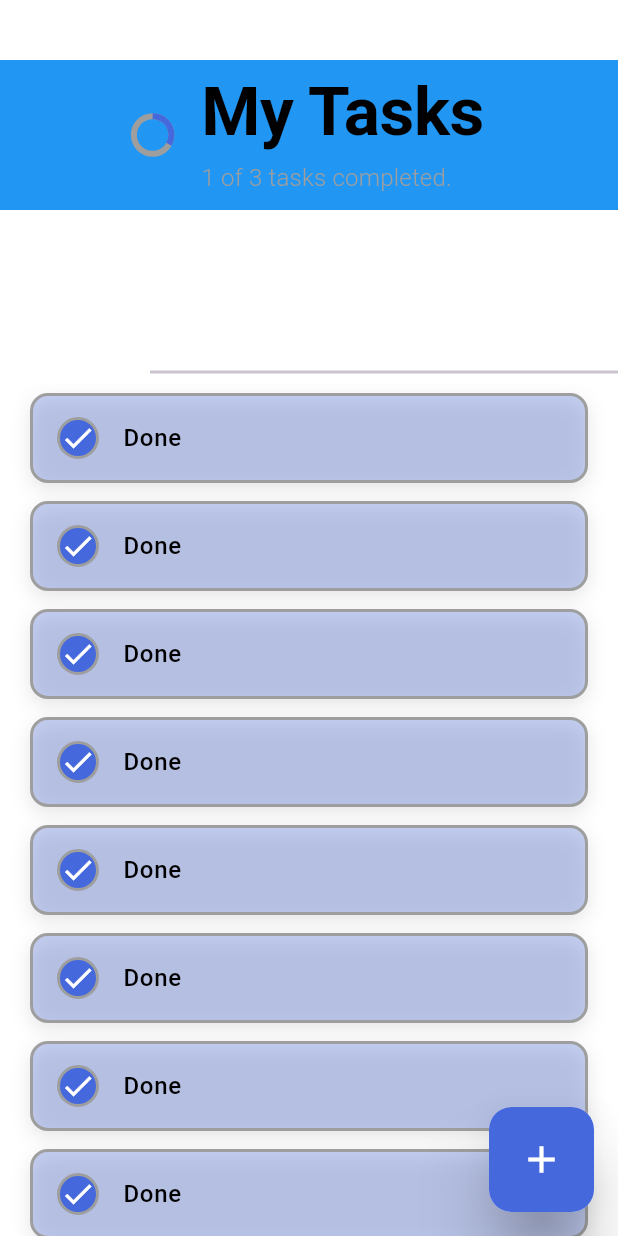
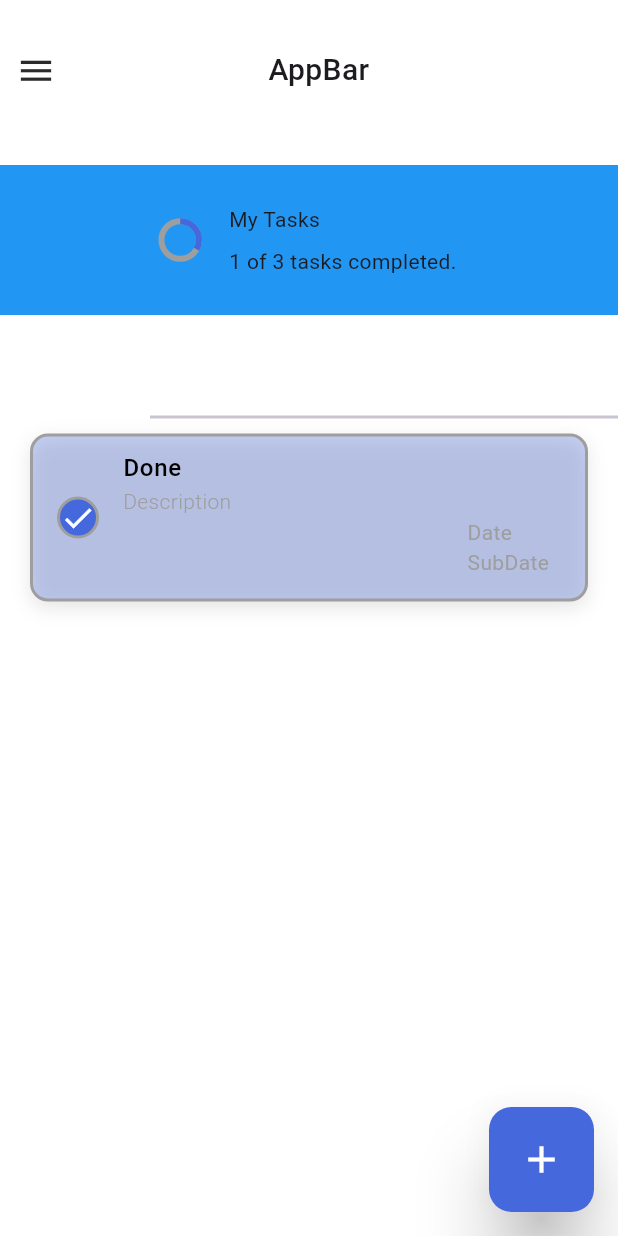
Before and after one commit to akashverma55/Flutter_ToDoApp, a Flutter app: the screen it shows after launch, on a phone screen of 412 x 824 dp. Run offline on Flutter 3.47's test engine with Material 3 defaults, Android fonts, the phone set to English and light mode, and no system bars; drawn by our look-alikes of flutter_slider_drawer; our stand-ins replace animate_do, lottie.

Commit message:
Added Animation

```diff
--- /dev/null
+++ b/lib/Utils/constants.dart
@@ -0,0 +1 @@
+String lottieURL = "assets/lotties/Lego.json";
--- a/lib/Views/Home/home_view.dart
+++ b/lib/Views/Home/home_view.dart
@@ -1,9 +1,11 @@
-import 'package:flutter/rendering.dart';
+import 'package:flutter_slider_drawer/flutter_slider_drawer.dart';
+import 'package:lottie/lottie.dart';
 import 'package:todolist/Utils/color.dart';
-import '../../extensions/space_exs.dart';
-import 'widget/fab.dart';
+import 'Components/fab.dart';
 import 'package:flutter/material.dart';
 import '../../Utils/string.dart';
+import 'Widget/task_widget.dart';
+import 'package:animate_do/animate_do.dart';
 
 class HomeView extends StatefulWidget {
   const HomeView({super.key});
@@ -13,14 +15,30 @@ class HomeView extends StatefulWidget {
 }
 
 class _HomeViewState extends State<HomeView> {
+  final List<int> testing = [1];
   @override
   Widget build(BuildContext context) {
-    TextTheme textTheme = Theme.of(context).textTheme;
     return Scaffold(
       backgroundColor: Colors.white,
 
       floatingActionButton: Fab(),
-      body: SizedBox(
+      body: SliderDrawer(
+        ////Drawer
+        slider: Container(
+          color: Colors.teal,
+        ),
+
+
+        ////Main Body
+        child: _buildHomeBody(TextTheme())
+      )
+    );
+  }
+
+
+  //// Build Home Body
+  Widget _buildHomeBody(TextTheme textTheme){
+    return SizedBox(
         width: double.infinity,
         height: double.infinity,
         child: Column(
@@ -69,7 +87,7 @@ class _HomeViewState extends State<HomeView> {
 
             //Divider
             const Padding(
-              padding: EdgeInsets.only(top: 100.0),
+              padding: EdgeInsets.only(top: 60.0),
               child: Divider(thickness: 2, indent: 100),
             ),
 
@@ -78,55 +96,74 @@ class _HomeViewState extends State<HomeView> {
               child: SizedBox(
                 width: double.infinity,
                 height: 745,
-                child: ListView.builder(
-                  itemCount: 20,
+
+
+                //// If Task list is not Empty then show this widget
+                child: testing.isNotEmpty
+                    ? ListView.builder(
+                        itemCount: testing.length,
                         scrollDirection: Axis.vertical,
                         itemBuilder: (context, index) {
-                    return AnimatedContainer(
-                      margin: EdgeInsets.symmetric(horizontal: 20, vertical: 6),
-                      duration: const Duration(milliseconds: 600),
-                      decoration: BoxDecoration(
-                        color: AppColors.primaryColor.withOpacity(0.3),
-                        borderRadius: BorderRadius.circular(12),
-                        border: Border.all(color: Colors.grey,width: 2),
-                        boxShadow: [
-                          BoxShadow(
-                            color: Colors.black.withOpacity(0.1),
-                            blurRadius: 10,
-                            offset: const Offset(0,4)
-                          )
+                          return Dismissible(
+                            direction: DismissDirection.horizontal,
+                            onDismissed: (_) {
+                              ///Task will be deleted from Database
+                              setState(() {
+                                testing.removeAt(index);
+                              });
+                            },
+                            background: const Row(
+                              mainAxisAlignment: MainAxisAlignment.center,
+                              children: [
+                                Icon(
+                                  Icons.delete_forever_outlined,
+                                  color: Colors.red,
+                                  size: 30,
+                                ),
+                                SizedBox(width: 10),
+                                Text(
+                                  AppStrings.deletedTask,
+                                  style: TextStyle(color: Colors.red),
+                                ),
                               ],
                             ),
-                      child: ListTile(
-                        leading: GestureDetector(
-                          child: AnimatedContainer(
-                            duration: Duration(milliseconds: 600),
-                            decoration: BoxDecoration(
-                              color: AppColors.primaryColor,
-                              shape: BoxShape.circle,
-                              border: Border.all(color: Colors.grey, width: 2)
+                            key: Key(index.toString()),
+                            child: const TaskWidget(),
+                          );
+                        },
+                      )
+
+                    //// Tasklist is empty then show this widget
+                    : Column(
+                        mainAxisAlignment: MainAxisAlignment.center,
+                        children: [
+
+
+                          //// Lottie Animation
+                          FadeIn(
+                            child: SizedBox(
+                              height: 200,
+                              width: 200,
+                              child: Lottie.asset(
+                                "assets/lotties/Lego.json",
+                                animate: testing.isNotEmpty ? false : true,
                               ),
-                            child: Icon(Icons.check,color: Colors.white),
                             ),
                           ),
 
-                        ////Task Name
-                        title: const Text(
-                          "Done", style: TextStyle(
-                            color: Colors.black, fontWeight: FontWeight.w500,
-                            // decoration: TextDecoration.lineThrough
+
+                          //// Done All Tasks Message
+                          FadeInUp(
+                            child: const Text(
+                              AppStrings.doneAllTask
+                            )
                           ),
-                        ),
-
-                      ),
-                    );
-                  },
+                        ],
                       ),
               ),
             ),
           ],
         ),
-      ),
       );
   }
 }
--- /dev/null
+++ b/lib/Views/Home/widget/task_widget.dart
@@ -0,0 +1,101 @@
+import 'package:flutter/material.dart';
+import '../../../Utils/color.dart';
+
+class TaskWidget extends StatefulWidget {
+  const TaskWidget({super.key});
+
+  @override
+  State<TaskWidget> createState() => _TaskWidgetState();
+}
+
+class _TaskWidgetState extends State<TaskWidget> {
+  @override
+  Widget build(BuildContext context) {
+    return GestureDetector(
+      onTap: () {},
+      child: AnimatedContainer(
+        margin: EdgeInsets.symmetric(horizontal: 20, vertical: 3),
+        duration: const Duration(milliseconds: 600),
+        decoration: BoxDecoration(
+          color: AppColors.primaryColor.withOpacity(0.3),
+          borderRadius: BorderRadius.circular(12),
+          border: Border.all(color: Colors.grey, width: 2),
+          boxShadow: [
+            BoxShadow(
+              color: Colors.black.withOpacity(0.1),
+              blurRadius: 10,
+              offset: const Offset(0, 4),
+            ),
+          ],
+        ),
+        child: ListTile(
+          leading: GestureDetector(
+            onTap: () {
+              ///
+            },
+            child: AnimatedContainer(
+              duration: Duration(milliseconds: 600),
+              decoration: BoxDecoration(
+                color: AppColors.primaryColor,
+                shape: BoxShape.circle,
+                border: Border.all(color: Colors.grey, width: 2),
+              ),
+              child: Icon(Icons.check, color: Colors.white),
+            ),
+          ),
+
+          ////Task Name
+          title: const Padding(
+            padding: EdgeInsets.only(top: 1),
+            child: Text(
+              "Done",
+              style: TextStyle(
+                color: Colors.black,
+                fontWeight: FontWeight.w500,
+                // decoration: TextDecoration.lineThrough
+              ),
+            ),
+          ),
+
+          ////Task Description
+          subtitle: const Padding(
+            padding: EdgeInsets.only(bottom: 5),
+            child: Column(
+              crossAxisAlignment: CrossAxisAlignment.start,
+              children: [
+                Text(
+                  "Description",
+                  style: TextStyle(
+                    color: Colors.grey,
+                    fontWeight: FontWeight.w300,
+                  ),
+                ),
+
+                ////Date of Task
+                Align(
+                  alignment: Alignment.centerRight,
+                  child: Padding(
+                    padding: EdgeInsets.only(bottom: 1, top: 1),
+                    child: Column(
+                      crossAxisAlignment: CrossAxisAlignment.start,
+                      children: [
+                        Text(
+                          "Date",
+                          style: TextStyle(color: Colors.grey, fontSize: 14),
+                        ),
+                        Text(
+                          "SubDate",
+                          style: TextStyle(color: Colors.grey, fontSize: 14),
+                        ),
+                      ],
+                    ),
+                  ),
+                ),
+              ],
+            ),
+          ),
+        ),
+      ),
+    );
+  }
+}
```
Also changed, not shown: assets/lotties/Lego.json (added, +1 -0 lines), lib/Views/Home/Components/fab.dart (renamed from lib/Views/Home/widget/fab.dart). Lines whose indentation alone changed are shown as unchanged.
